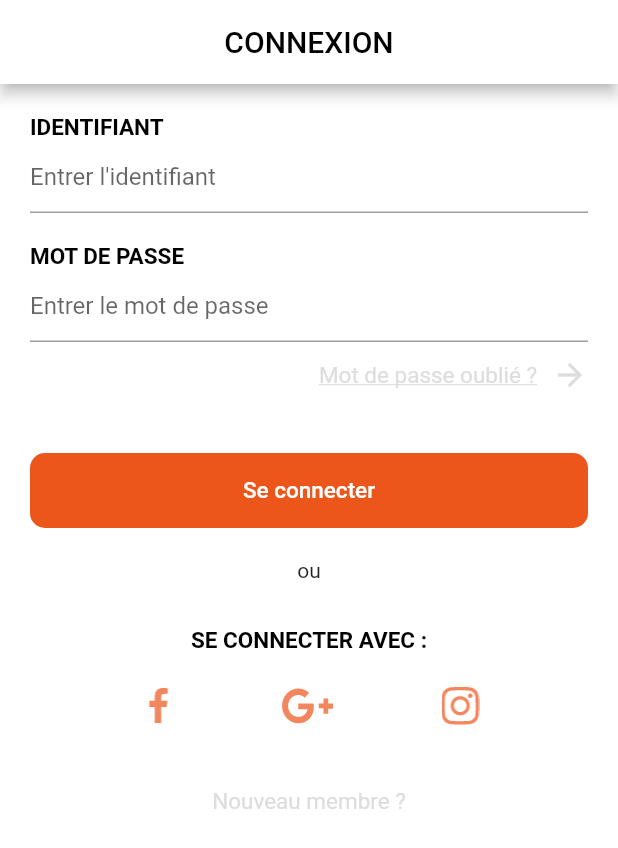
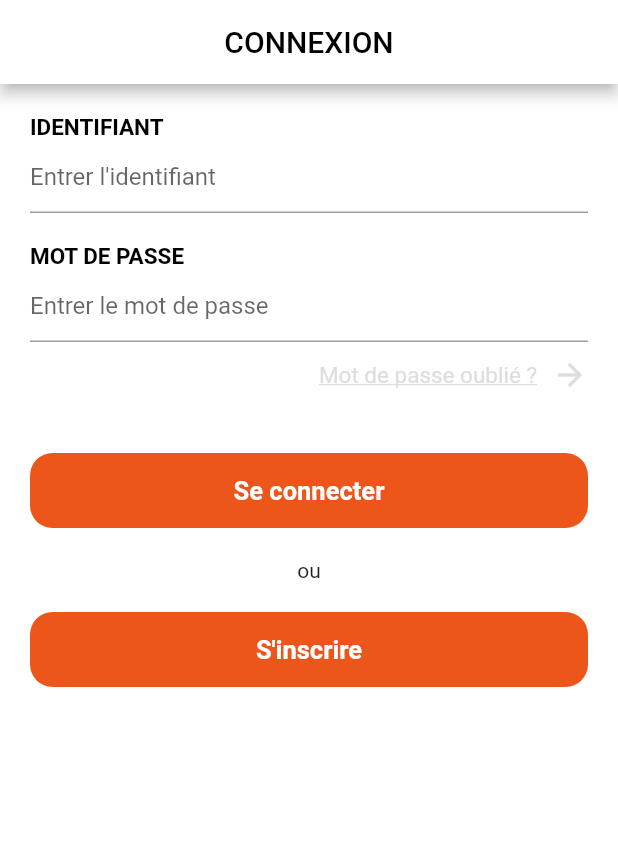
Before and after one commit to TavernierAlicia/Projet-B3_Mobile, a Flutter app: the screen it shows after launch, on a phone screen of 412 x 824 dp. Shown: the top 848 px of the screen. Run offline on Flutter 3.47's test engine with Material 2 defaults, Android fonts, the phone set to English and light mode, and no system bars; our stand-ins replace flutter_map, latlong; missing offline and left inert: dart:ffi.

Commit message:
Setting up register page widgets ; setting up fields regex checks

```diff
--- a/lib/pages/page_login.dart
+++ b/lib/pages/page_login.dart
@@ -1,6 +1,7 @@
 import 'package:flutter/material.dart';
 import 'package:projet_b3/colors.dart';
 import 'package:projet_b3/pages/page_main.dart';
+import 'package:projet_b3/pages/page_register.dart';
 import 'package:projet_b3/user_data.dart';
 
 class PageLogin extends StatefulWidget {
@@ -71,9 +72,11 @@ class _PageLoginState extends State<PageLogin> {
           Padding(padding: EdgeInsets.only(top: 40),),
           _loginButton(),
           Padding(padding: EdgeInsets.only(top: 20),),
-          _connectionAlternatives(),
-          Padding(padding: EdgeInsets.only(top: 40),),
-          _newUser(),
+          Text("ou"),
+          Padding(padding: EdgeInsets.only(top: 20),),
+          _registerButton(),
+          //Padding(padding: EdgeInsets.only(top: 20),),
+          //_connectionAlternatives(),
         ],
       ),
     );
@@ -148,16 +151,47 @@ class _PageLoginState extends State<PageLogin> {
       child: FlatButton(
         color: ClickNDrinkColors.PRIMARY_COLOR,
         shape: RoundedRectangleBorder(
-          borderRadius: BorderRadius.circular(10),
+          borderRadius: BorderRadius.circular(15),
         ),
         child: Text("Se connecter",
           style: TextStyle(
-              color: ClickNDrinkColors.WHITE,
-              fontSize: 15
+            color: ClickNDrinkColors.WHITE,
+            fontSize: 17,
+            fontWeight: FontWeight.bold,
           ),
         ),
         onPressed: (() {
           _performLogin() ; // TODO
+        }),
+      ),
+    );
+  }
+
+  Widget    _registerButton() {
+    return ButtonTheme(
+      /// Padding of parent avoid the button to touch screens borders
+      minWidth: _screenWidth,
+      height: 50,
+      child: FlatButton(
+        color: ClickNDrinkColors.PRIMARY_COLOR,
+        shape: RoundedRectangleBorder(
+          borderRadius: BorderRadius.circular(15),
+        ),
+        child: Text("S'inscrire",
+          style: TextStyle(
+            color: ClickNDrinkColors.WHITE,
+            fontSize: 17,
+            fontWeight: FontWeight.bold,
+          ),
+        ),
+        onPressed: (() {
+          Navigator.of(context).push(
+            MaterialPageRoute(
+              builder: (context) {
+                return PageRegister() ;
+              }
+            )
+          );
         }),
       ),
     );
@@ -215,17 +249,6 @@ class _PageLoginState extends State<PageLogin> {
     );
   }
 
-  Widget    _newUser() {
-    return Container(
-      child: Text("Nouveau membre ?",
-        style: TextStyle(
-          color: ClickNDrinkColors.FIELDS_BACKGROUND_ACCENT,
-          fontSize: 15,
-        ),
-      ),
-    );
-  }
-
   /// Tries to perform login with the current credentials in the text fields.
   /// TODO : Set a real login
   void _performLogin() {
```
Also changed, not shown: lib/pages/page_register.dart (added, +245 -0 lines).
